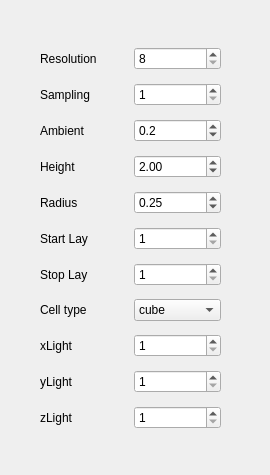
Before: the Qt Designer form Windows/UI_files/StateMenu.ui in LemurPwned/VISM, drawn with Qt 5.
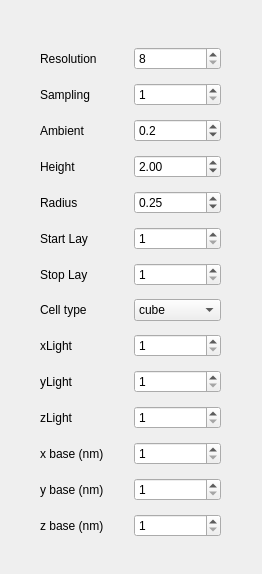
After: the same form once the commit is applied.

Diff of the .ui file:
```diff
--- a/Windows/UI_files/StateMenu.ui
+++ b/Windows/UI_files/StateMenu.ui
@@ -6,8 +6,8 @@
    <rect>
     <x>0</x>
     <y>0</y>
-    <width>270</width>
-    <height>475</height>
+    <width>262</width>
+    <height>574</height>
    </rect>
   </property>
   <property name="windowTitle">
@@ -19,10 +19,24 @@
      <x>40</x>
      <y>40</y>
      <width>181</width>
-     <height>399</height>
+     <height>510</height>
     </rect>
    </property>
    <layout class="QGridLayout" name="gridLayout">
+    <item row="13" column="1">
+     <widget class="QLabel" name="label_14">
+      <property name="text">
+       <string>z base (nm)</string>
+      </property>
+     </widget>
+    </item>
+    <item row="12" column="1">
+     <widget class="QLabel" name="label_13">
+      <property name="text">
+       <string>y base (nm)</string>
+      </property>
+     </widget>
+    </item>
     <item row="1" column="2">
      <widget class="QSpinBox" name="spinBox_2">
       <property name="minimum">
@@ -142,13 +156,6 @@
       </property>
      </widget>
     </item>
-    <item row="0" column="1">
-     <widget class="QLabel" name="label">
-      <property name="text">
-       <string>Resolution</string>
-      </property>
-     </widget>
-    </item>
     <item row="0" column="2">
      <widget class="QSpinBox" name="spinBox">
       <property name="minimum">
@@ -241,6 +248,50 @@
       </property>
      </widget>
     </item>
+    <item row="11" column="1">
+     <widget class="QLabel" name="label_12">
+      <property name="text">
+       <string>x base (nm)</string>
+      </property>
+     </widget>
+    </item>
+    <item row="0" column="1">
+     <widget class="QLabel" name="label">
+      <property name="text">
+       <string>Resolution</string>
+      </property>
+     </widget>
+    </item>
+    <item row="11" column="2">
+     <widget class="QSpinBox" name="spinBox_8">
+      <property name="minimum">
+       <number>1</number>
+      </property>
+      <property name="maximum">
+       <number>8</number>
+      </property>
+     </widget>
+    </item>
+    <item row="12" column="2">
+     <widget class="QSpinBox" name="spinBox_9">
+      <property name="minimum">
+       <number>1</number>
+      </property>
+      <property name="maximum">
+       <number>8</number>
+      </property>
+     </widget>
+    </item>
+    <item row="13" column="2">
+     <widget class="QSpinBox" name="spinBox_10">
+      <property name="minimum">
+       <number>1</number>
+      </property>
+      <property name="maximum">
+       <number>8</number>
+      </property>
+     </widget>
+    </item>
    </layout>
   </widget>
  </widget>
```
